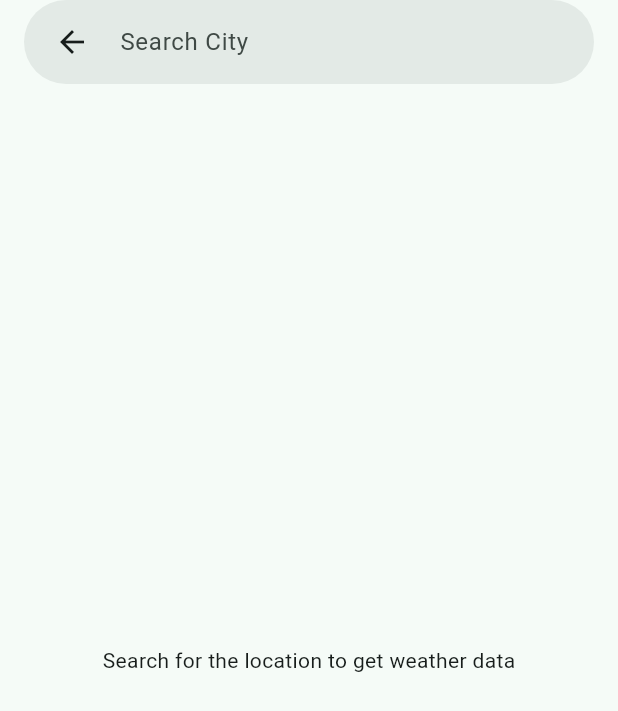
After one commit to raffaji/flutterapp, a Flutter app: the screen it shows after launch, after a tap on "Weather Cubit Example", on a phone screen of 412 x 824 dp. The commit adds this screen. Shown: the top 711 px of the screen. Run offline on Flutter 3.47's test engine with Material 3 defaults, Android fonts, the phone set to English and light mode, and no system bars; our stand-ins replace flutter_bloc, flutter_dotenv, flutter_map, latlong2.

Commit message:
cubit introduced

```diff
--- a/lib/main.dart
+++ b/lib/main.dart
@@ -1,49 +1,92 @@
+import 'dart:io';
+
+import 'package:flutter/cupertino.dart';
 import 'package:flutter/material.dart';
 import 'package:flutter_dotenv/flutter_dotenv.dart';
 import 'package:test_1/map_screen.dart';
+import 'package:test_1/weather/ui/weather_ui.dart';
 import 'homepage.dart';
 
-
- void main()async {
+void main() async {
   // Ensure Flutter initializes before loading the environment variables
   WidgetsFlutterBinding.ensureInitialized();
   // Load the .env file
-  await dotenv.load(fileName: ".env");
- runApp(MyApp());
- }
-class MyApp extends StatelessWidget {
+  try {
+    await dotenv.load(fileName: ".env");
+  } catch (e, stackTrace) {
+    debugPrint("${e.toString()} $stackTrace");
+  }
+  runApp(MyApp());
+}
+
+class MyApp extends StatefulWidget {
   const MyApp({super.key});
 
   @override
+  State<MyApp> createState() => _MyAppState();
+}
+
+class _MyAppState extends State<MyApp> {
+  bool isDarkMode = false;
+
+  void toggleDarkMode() {
+    setState(() {
+      isDarkMode = !isDarkMode;
+    });
+  }
+
+  @override
   Widget build(BuildContext context) {
+    ///TODO add a dark mode button on the app with cubit
     return MaterialApp(
       title: 'Flutter Demo',
       debugShowCheckedModeBanner: false,
+      themeMode: isDarkMode ? ThemeMode.dark : ThemeMode.light,
+      darkTheme: ThemeData(
+        colorScheme: ColorScheme.fromSeed(
+          brightness: Brightness.dark,
+          seedColor: Colors.tealAccent,
+        ),
+        useMaterial3: true,
+      ),
       theme: ThemeData(
         colorScheme: ColorScheme.fromSeed(
-          seedColor: Colors.red,
+          seedColor: Colors.tealAccent,
         ),
         useMaterial3: true,
       ),
       home: DefaultTabController(
         length: 2, // Number of tabs
-        child: Home(),
+        child: Home(
+          toggleDarkMode: toggleDarkMode,
+        ),
       ),
     );
   }
 }
 
 class Home extends StatelessWidget {
-  const Home({super.key});
+  const Home({super.key, required this.toggleDarkMode});
+
+  final void Function()? toggleDarkMode;
 
   @override
   Widget build(BuildContext context) {
     return Scaffold(
         appBar: AppBar(
           title: Text('Test App'),
+          actions: [
+            IconButton(
+              onPressed: () {
+                toggleDarkMode!();
+              },
+              icon: Icon(Icons.light_mode),
+            ),
+          ],
         ),
         body: Column(
           children: [
+            ///TODO: Add a Icons and description for each ListTile
             Container(
               margin: EdgeInsets.all(10),
               child: ListTile(
@@ -53,6 +96,7 @@ class Home extends StatelessWidget {
                 tileColor: Theme.of(context).colorScheme.secondaryContainer,
                 title: Text('Weather'),
                 onTap: () {
+                  ///TODO: rename HomePage to WeatherPage and homepage.dart to weather_page.dart
                   Navigator.push(
                     context,
                     MaterialPageRoute(builder: (context) => HomePage()),
@@ -66,7 +110,10 @@ class Home extends StatelessWidget {
                 shape: RoundedRectangleBorder(
                   borderRadius: BorderRadius.circular(10),
                 ),
-                tileColor: Theme.of(context).colorScheme.secondaryContainer,
+                ///TODO: use Platform.isIOS to set the tileColor
+                tileColor: Platform.isIOS
+                    ? CupertinoColors.secondarySystemFill
+                    : Theme.of(context).colorScheme.secondaryContainer,
                 leading: Icon(Icons.map),
                 title: Text('Map'),
                 subtitle: Text('Tap to open the Map screen'),
@@ -80,6 +127,26 @@ class Home extends StatelessWidget {
                 },
               ),
             ),
+            Container(
+              margin: EdgeInsets.all(10),
+              child: ListTile(
+                shape: RoundedRectangleBorder(
+                  borderRadius: BorderRadius.circular(10),
+                ),
+                tileColor: Theme.of(context).colorScheme.secondaryContainer,
+                leading: Icon(Icons.thermostat_outlined),
+                title: Text('Weather Cubit Example'),
+                subtitle: Text('Tap to open the Map screen'),
+                // trailing: Icon(Icons.arrow_forward_ios),
+                trailing: Icon(Icons.adaptive.arrow_forward_outlined),
+                onTap: () {
+                  Navigator.push(
+                    context,
+                    MaterialPageRoute(builder: (context) => WeatherUI()),
+                  );
+                },
+              ),
+            ),
           ],
         ));
   }
--- /dev/null
+++ b/lib/weather/api/weather_api.dart
@@ -0,0 +1,24 @@
+import 'dart:convert';
+
+import 'package:test_1/constants.dart';
+import 'package:test_1/weather/model/weather_model.dart';
+
+import 'package:http/http.dart' as http;
+
+class WeatherApi {
+  final String baseUrl = "http://api.weatherapi.com/v1/current.json";
+
+  Future<WeatherModel> getCurrentWeather(String location) async {
+    String apiUrl = "$baseUrl?key=$apikey&q=$location";
+    try {
+      final response = await http.get(Uri.parse(apiUrl));
+      if (response.statusCode == 200) {
+        return WeatherModel.fromJson(jsonDecode(response.body));
+      } else {
+        throw Exception("Failed to load weather ${response.statusCode} ${response.body}");
+      }
+    } catch (e,stackTrace) {
+      throw Exception("Failed to load weather $e $stackTrace");
+    }
+  }
+}
--- /dev/null
+++ b/lib/weather/cubit/weather_cubit.dart
@@ -0,0 +1,33 @@
+import 'package:flutter_bloc/flutter_bloc.dart';
+import 'package:test_1/weather/api/weather_api.dart';
+
+import '../model/weather_model.dart';
+
+part 'weather_state.dart';
+
+class WeatherCubit extends Cubit<WeatherState> {
+  final WeatherApi weatherApi;
+  WeatherCubit(this.weatherApi) : super(WeatherInitial());
+
+  void getWeatherData(String city) async {
+    emit(WeatherLoading());
+    try {
+      WeatherModel weatherModel = await weatherApi.getCurrentWeather(city);
+
+      emit(WeatherLoaded(weatherModel));
+    } catch (e) {
+      emit(WeatherError(e.toString()));
+    }
+  }
+}
+
+
+/*
+
+      UI  => setState() => build() => UI update
+
+
+      UI (inital state)  => Cubit => Builder(UI) => New State => UI (new state)
+
+
+*/
--- /dev/null
+++ b/lib/weather/cubit/weather_state.dart
@@ -0,0 +1,19 @@
+part of 'weather_cubit.dart';
+
+sealed class WeatherState {}
+
+final class WeatherInitial extends WeatherState {}
+
+final class WeatherLoading extends WeatherState {}
+
+final class WeatherLoaded extends WeatherState {
+  final WeatherModel weatherModel;
+
+  WeatherLoaded(this.weatherModel);
+}
+
+final class WeatherError extends WeatherState {
+  final String message;
+
+  WeatherError(this.message);
+}
--- /dev/null
+++ b/lib/weather/model/weather_model.dart
@@ -0,0 +1,114 @@
+class WeatherModel {
+  Location? location;
+  Current? current;
+
+  WeatherModel({this.location, this.current});
+
+  WeatherModel.fromJson(Map<String, dynamic> json) {
+    location = json['location'] != null
+        ? Location.fromJson(json['location'])
+        : null;
+    current =
+        json['current'] != null ? Current.fromJson(json['current']) : null;
+  }
+
+  Map<String, dynamic> toJson() {
+    final Map<String, dynamic> data = <String, dynamic>{};
+    if (location != null) {
+      data['location'] = location!.toJson();
+    }
+    if (current != null) {
+      data['current'] = current!.toJson();
+    }
+    return data;
+  }
+}
+
+class Location {
+  String? name;
+  String? country;
+  String? localtime;
+
+  Location({this.name, this.country, this.localtime});
+
+  Location.fromJson(Map<String, dynamic> json) {
+    name = json['name'];
+    country = json['country'];
+    localtime = json['localtime'];
+  }
+
+  Map<String, dynamic> toJson() {
+    final Map<String, dynamic> data = <String, dynamic>{};
+    data['name'] = name;
+    data['country'] = country;
+    data['localtime'] = localtime;
+    return data;
+  }
+}
+
+class Current {
+  double? tempC;
+  int? isDay;
+  Condition? condition;
+  double? windKph;
+  double? precipMm;
+  int? humidity;
+  double? uv;
+
+  Current(
+      {this.tempC,
+      this.isDay,
+      this.condition,
+      this.windKph,
+      this.precipMm,
+      this.humidity,
+      this.uv});
+
+  Current.fromJson(Map<String, dynamic> json) {
+    tempC = json['temp_c'];
+    isDay = json['is_day'];
+    condition = json['condition'] != null
+        ? Condition.fromJson(json['condition'])
+        : null;
+    windKph = json['wind_kph'];
+    precipMm = json['precip_mm'];
+    humidity = json['humidity'];
+    uv = json['uv'];
+  }
+
+  Map<String, dynamic> toJson() {
+    final Map<String, dynamic> data = <String, dynamic>{};
+    data['temp_c'] = tempC;
+    data['is_day'] = isDay;
+    if (condition != null) {
+      data['condition'] = condition!.toJson();
+    }
+    data['wind_kph'] = windKph;
+    data['precip_mm'] = precipMm;
+    data['humidity'] = humidity;
+    data['uv'] = uv;
+    return data;
+  }
+}
+
+class Condition {
+  String? text;
+  String? icon;
+  int? code;
+
+  Condition({this.text, this.icon, this.code});
+
+  Condition.fromJson(Map<String, dynamic> json) {
+    text = json['text'];
+    icon = json['icon'];
+    code = json['code'];
+  }
+
+  Map<String, dynamic> toJson() {
+    final Map<String, dynamic> data = <String, dynamic>{};
+    data['text'] = text;
+    data['icon'] = icon;
+    data['code'] = code;
+    return data;
+  }
+}
--- /dev/null
+++ b/lib/weather/ui/weather_ui.dart
@@ -0,0 +1,255 @@
+import 'package:flutter/material.dart';
+import 'package:flutter_bloc/flutter_bloc.dart';
+import 'package:test_1/weather/api/weather_api.dart';
+import 'package:test_1/weather/cubit/weather_cubit.dart';
+
+class WeatherUI extends StatefulWidget {
+  const WeatherUI({super.key});
+
+  @override
+  State<WeatherUI> createState() => _WeatherUIState();
+}
+
+class _WeatherUIState extends State<WeatherUI> {
+  late WeatherCubit weatherCubit;
+
+  @override
+  void initState() {
+    weatherCubit = WeatherCubit(WeatherApi());
+    super.initState();
+  }
+
+  @override
+  Widget build(BuildContext context) {
+    return Scaffold(
+      appBar: AppBar(
+        automaticallyImplyLeading: false,
+        title: SearchBar(
+          leading: IconButton(
+            icon: Icon(Icons.adaptive.arrow_back),
+            onPressed: () {
+              Navigator.of(context).pop();
+            },
+          ),
+          hintText: "Search City",
+          elevation: WidgetStateProperty.all(0),
+          onSubmitted: (value) {
+            if (value.isNotEmpty) {
+              weatherCubit.getWeatherData(value);
+            }
+          },
+        ),
+      ),
+      body: BlocProvider.value(
+        value: weatherCubit,
+        child: BlocBuilder<WeatherCubit, WeatherState>(
+            bloc: weatherCubit,
+            builder: (context, state) {
+              ///For inital state
+              if (state is WeatherInitial) {
+                return Center(
+                  child: Text("Search for the location to get weather data"),
+                );
+              }
+
+              ///For loading state
+              if (state is WeatherLoading) {
+                return Center(
+                  child: CircularProgressIndicator.adaptive(),
+                );
+              }
+
+              if (state is WeatherError) {
+                return Center(
+                  child: SingleChildScrollView(
+                    child: Text(
+                      state.message,
+                      style: Theme.of(context).textTheme.bodyMedium?.copyWith(
+                            color: Theme.of(context).colorScheme.error,
+                          ),
+                    ),
+                  ),
+                );
+              }
+
+              if (state is WeatherLoaded) {
+                return Column(
+                  crossAxisAlignment: CrossAxisAlignment.start,
+                  children: [
+                    Row(
+                      crossAxisAlignment: CrossAxisAlignment.end,
+                      children: [
+                        const Icon(
+                          Icons.location_on,
+                          size: 50,
+                        ),
+                        Text(
+                          (state).weatherModel.location?.name.toString() ?? '',
+                          style: const TextStyle(
+                            fontSize: 40,
+                            fontWeight: FontWeight.w300,
+                          ),
+                        ),
+                        Text(
+                          (state).weatherModel.location?.country.toString() ??
+                              '',
+                          style: const TextStyle(
+                            fontSize: 20,
+                            fontWeight: FontWeight.w300,
+                          ),
+                        )
+                      ],
+                    ),
+                    const SizedBox(height: 10),
+                    Row(
+                      crossAxisAlignment: CrossAxisAlignment.end,
+                      children: [
+                        Padding(
+                          padding: const EdgeInsets.all(8.0),
+                          child: Text(
+                            "${(state).weatherModel.current?.tempC.toString() ?? ""} °c",
+                            style: const TextStyle(
+                              fontSize: 60,
+                              fontWeight: FontWeight.bold,
+                            ),
+                          ),
+                        ),
+                        Text(
+                          ((state)
+                                  .weatherModel
+                                  .current
+                                  ?.condition
+                                  ?.text
+                                  .toString() ??
+                              ""),
+                          style: const TextStyle(
+                            fontSize: 20,
+                            fontWeight: FontWeight.w500,
+                          ),
+                        ),
+                      ],
+                    ),
+                    Center(
+                      child: SizedBox(
+                        height: 200,
+                        child: Image.network(
+                          "https:${(state).weatherModel.current?.condition?.icon}"
+                              .replaceAll("64x64", "128x128"),
+                          scale: 0.7,
+                        ),
+                      ),
+                    ),
+                    Card(
+                      elevation: 4,
+                      color: Theme.of(context).colorScheme.surfaceContainerHigh,
+                      child: Column(
+                        children: [
+                          Row(
+                            mainAxisAlignment: MainAxisAlignment.spaceAround,
+                            children: [
+                              DateTileWidget(
+                                  title: "Humidity",
+                                  data: (state)
+                                          .weatherModel
+                                          .current
+                                          ?.humidity
+                                          ?.toString() ??
+                                      ""),
+                              DateTileWidget(
+                                title: "Wind Speed",
+                                data:
+                                    "${(state).weatherModel.current?.windKph?.toString()} km/h",
+                              )
+                            ],
+                          ),
+                          Row(
+                            mainAxisAlignment: MainAxisAlignment.spaceAround,
+                            children: [
+                              DateTileWidget(
+                                  title: "UV",
+                                  data: (state)
+                                          .weatherModel
+                                          .current
+                                          ?.uv
+                                          ?.toString() ??
+                                      ""),
+                              DateTileWidget(
+                                title: "Percipitation",
+                                data:
+                                    "${(state).weatherModel.current?.precipMm?.toString()} mm",
+                              )
+                            ],
+                          ),
+                          Row(
+                            mainAxisAlignment: MainAxisAlignment.spaceAround,
+                            children: [
+                              DateTileWidget(
+                                  title: "Local Time",
+                                  data: (state)
+                                          .weatherModel
+                                          .location
+                                          ?.localtime
+                                          ?.split(" ")
+                                          .last ??
+                                      ""),
+                              DateTileWidget(
+                                  title: "Local Date",
+                                  data: (state)
+                                          .weatherModel
+                                          .location
+                                          ?.localtime
+                                          ?.split(" ")
+                                          .first ??
+                                      ""),
+                            ],
+                          )
+                        ],
+                      ),
+                    )
+                  ],
+                );
+              }
+
+              return Center(child: Text('Something went wrong'));
+            }),
+      ),
+    );
+  }
+}
+
+class DateTileWidget extends StatelessWidget {
+  const DateTileWidget({
+    super.key,
+    required this.data,
+    required this.title,
+  });
+
+  final String data;
+  final String title;
+
+  @override
+  Widget build(BuildContext context) {
+    return Padding(
+      padding: const EdgeInsets.all(18.0),
+      child: Column(
+        children: [
+          FittedBox(
+            child: Text(
+              data,
+              style: const TextStyle(
+                fontSize: 27,
+                fontWeight: FontWeight.w600,
+              ),
+            ),
+          ),
+          Text(
+            title,
+            style: const TextStyle(
+              fontWeight: FontWeight.bold,
+            ),
+          ),
+        ],
+      ),
+    );
+  }
+}
--- a/pubspec.yaml
+++ b/pubspec.yaml
@@ -37,6 +37,7 @@ dependencies:
   # The following adds the Cupertino Icons font to your application.
   # Use with the CupertinoIcons class for iOS style icons.
   cupertino_icons: ^1.0.8
+  flutter_bloc: ^8.1.6
 
 
 
```
